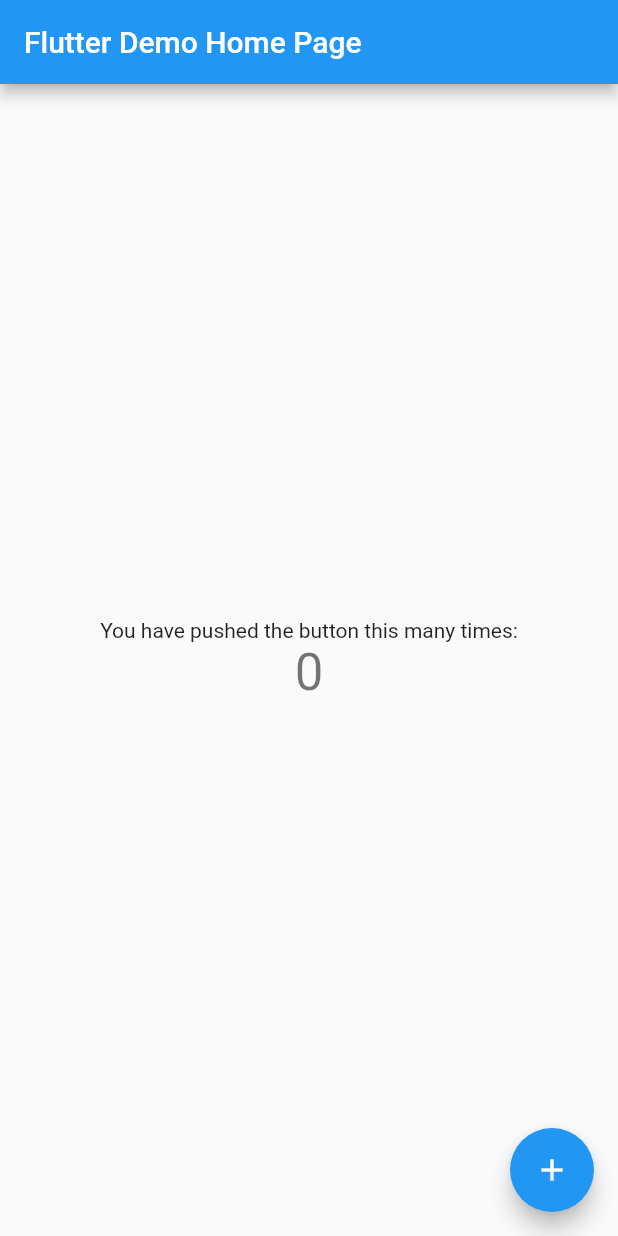
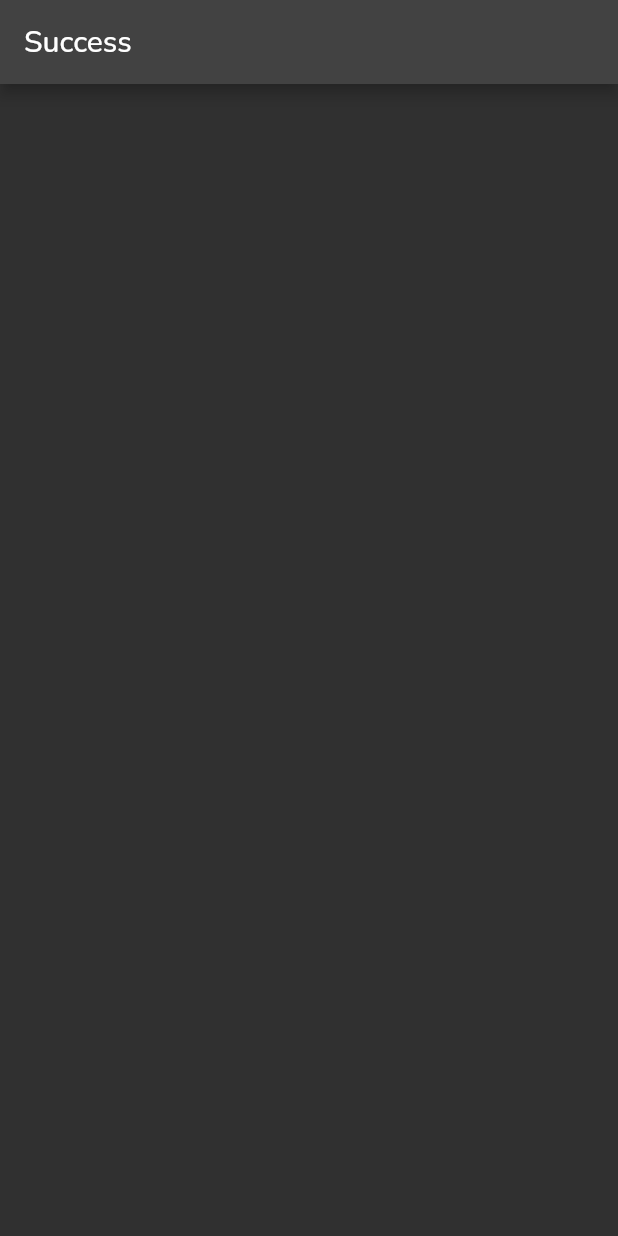
Before and after one commit to alibimm/Quiz-App, a Flutter app: the screen it shows after launch, on a phone screen of 412 x 824 dp. Run offline on Flutter 3.47's test engine with Material 2 defaults, Android fonts, the phone set to English and light mode, and no system bars; our stand-ins replace firebase_core, google_fonts; accounts and stored records are empty.

```diff
--- /dev/null
+++ b/lib/about/about.dart
@@ -0,0 +1,12 @@
+import 'package:flutter/material.dart';
+
+class AboutScreen extends StatelessWidget {
+  const AboutScreen({ Key? key }) : super(key: key);
+
+  @override
+  Widget build(BuildContext context) {
+    return Container(
+
+    );
+  }
+}
--- /dev/null
+++ b/lib/home/home.dart
@@ -0,0 +1,14 @@
+import 'package:flutter/material.dart';
+
+class HomeScreen extends StatelessWidget {
+  const HomeScreen({Key? key}) : super(key: key);
+
+  @override
+  Widget build(BuildContext context) {
+    return Scaffold(
+      appBar: AppBar(
+        title: const Text('Success'),
+      ),
+    );
+  }
+}
--- /dev/null
+++ b/lib/login/login.dart
@@ -0,0 +1,12 @@
+import 'package:flutter/material.dart';
+
+class LoginScreen extends StatelessWidget {
+  const LoginScreen({ Key? key }) : super(key: key);
+
+  @override
+  Widget build(BuildContext context) {
+    return Container(
+
+    );
+  }
+}
--- a/lib/main.dart
+++ b/lib/main.dart
@@ -1,115 +1,42 @@
 import 'package:flutter/material.dart';
+import 'package:firebase_core/firebase_core.dart';
+import 'package:quizapp/routes.dart';
+import 'package:quizapp/theme.dart';
 
 void main() {
+  WidgetsFlutterBinding.ensureInitialized();
   runApp(const MyApp());
 }
 
-class MyApp extends StatelessWidget {
+class MyApp extends StatefulWidget {
   const MyApp({Key? key}) : super(key: key);
 
-  // This widget is the root of your application.
+  @override
+  _MyAppState createState() => _MyAppState();
+}
+
+class _MyAppState extends State<MyApp> {
+  final Future<FirebaseApp> _firebaseApp = Firebase.initializeApp();
   @override
   Widget build(BuildContext context) {
-    return MaterialApp(
-      title: 'Flutter Demo',
-      theme: ThemeData(
-        // This is the theme of your application.
-        //
-        // Try running your application with "flutter run". You'll see the
-        // application has a blue toolbar. Then, without quitting the app, try
-        // changing the primarySwatch below to Colors.green and then invoke
-        // "hot reload" (press "r" in the console where you ran "flutter run",
-        // or simply save your changes to "hot reload" in a Flutter IDE).
-        // Notice that the counter didn't reset back to zero; the application
-        // is not restarted.
-        primarySwatch: Colors.blue,
-      ),
-      home: const MyHomePage(title: 'Flutter Demo Home Page'),
+    return FutureBuilder(
+      future: _firebaseApp,
+      builder: (context, snapshot) {
+        if (snapshot.hasError) {
+          return const Text('Error');
+        }
+
+        if (snapshot.connectionState == ConnectionState.done) {
+          return MaterialApp(
+            title: 'Quiz-App',
+            routes: appRoutes,
+            theme: appTheme,
+            initialRoute: '/',
+          );
+        }
+
+        return const MaterialApp();
+      },
     );
   }
 }
-
-class MyHomePage extends StatefulWidget {
-  const MyHomePage({Key? key, required this.title}) : super(key: key);
-
-  // This widget is the home page of your application. It is stateful, meaning
-  // that it has a State object (defined below) that contains fields that affect
-  // how it looks.
-
-  // This class is the configuration for the state. It holds the values (in this
-  // case the title) provided by the parent (in this case the App widget) and
-  // used by the build method of the State. Fields in a Widget subclass are
-  // always marked "final".
-
-  final String title;
-
-  @override
-  State<MyHomePage> createState() => _MyHomePageState();
-}
-
-class _MyHomePageState extends State<MyHomePage> {
-  int _counter = 0;
-
-  void _incrementCounter() {
-    setState(() {
-      // This call to setState tells the Flutter framework that something has
-      // changed in this State, which causes it to rerun the build method below
-      // so that the display can reflect the updated values. If we changed
-      // _counter without calling setState(), then the build method would not be
-      // called again, and so nothing would appear to happen.
-      _counter++;
-    });
-  }
-
-  @override
-  Widget build(BuildContext context) {
-    // This method is rerun every time setState is called, for instance as done
-    // by the _incrementCounter method above.
-    //
-    // The Flutter framework has been optimized to make rerunning build methods
-    // fast, so that you can just rebuild anything that needs updating rather
-    // than having to individually change instances of widgets.
-    return Scaffold(
-      appBar: AppBar(
-        // Here we take the value from the MyHomePage object that was created by
-        // the App.build method, and use it to set our appbar title.
-        title: Text(widget.title),
-      ),
-      body: Center(
-        // Center is a layout widget. It takes a single child and positions it
-        // in the middle of the parent.
-        child: Column(
-          // Column is also a layout widget. It takes a list of children and
-          // arranges them vertically. By default, it sizes itself to fit its
-          // children horizontally, and tries to be as tall as its parent.
-          //
-          // Invoke "debug painting" (press "p" in the console, choose the
-          // "Toggle Debug Paint" action from the Flutter Inspector in Android
-          // Studio, or the "Toggle Debug Paint" command in Visual Studio Code)
-          // to see the wireframe for each widget.
-          //
-          // Column has various properties to control how it sizes itself and
-          // how it positions its children. Here we use mainAxisAlignment to
-          // center the children vertically; the main axis here is the vertical
-          // axis because Columns are vertical (the cross axis would be
-          // horizontal).
-          mainAxisAlignment: MainAxisAlignment.center,
-          children: <Widget>[
-            const Text(
-              'You have pushed the button this many times:',
-            ),
-            Text(
-              '$_counter',
-              style: Theme.of(context).textTheme.headline4,
-            ),
-          ],
-        ),
-      ),
-      floatingActionButton: FloatingActionButton(
-        onPressed: _incrementCounter,
-        tooltip: 'Increment',
-        child: const Icon(Icons.add),
-      ), // This trailing comma makes auto-formatting nicer for build methods.
-    );
-  }
-}
--- /dev/null
+++ b/lib/profile/profile.dart
@@ -0,0 +1,12 @@
+import 'package:flutter/material.dart';
+
+class ProfileScreen extends StatelessWidget {
+  const ProfileScreen({ Key? key }) : super(key: key);
+
+  @override
+  Widget build(BuildContext context) {
+    return Container(
+
+    );
+  }
+}
--- /dev/null
+++ b/lib/quiz/quiz.dart
@@ -0,0 +1,12 @@
+import 'package:flutter/material.dart';
+
+class QuizScreen extends StatelessWidget {
+  const QuizScreen({ Key? key }) : super(key: key);
+
+  @override
+  Widget build(BuildContext context) {
+    return Container(
+
+    );
+  }
+}
--- /dev/null
+++ b/lib/routes.dart
@@ -0,0 +1,13 @@
+import 'package:quizapp/about/about.dart';
+import 'package:quizapp/home/home.dart';
+import 'package:quizapp/login/login.dart';
+import 'package:quizapp/profile/profile.dart';
+import 'package:quizapp/topics/topics.dart';
+
+var appRoutes = {
+  '/': (context) => const HomeScreen(),
+  '/about': (context) => const AboutScreen(),
+  '/login': (context) => const LoginScreen(),
+  '/profile': (context) => const ProfileScreen(),
+  '/topics': (context) => const TopicsScreen(),
+};
--- /dev/null
+++ b/lib/theme.dart
@@ -0,0 +1,25 @@
+import 'package:flutter/material.dart';
+import 'package:google_fonts/google_fonts.dart';
+
+ThemeData appTheme = ThemeData(
+  brightness: Brightness.dark,
+  fontFamily: GoogleFonts.nunito().fontFamily,
+  bottomAppBarTheme: const BottomAppBarTheme(
+    color: Colors.black87,
+  ),
+  textTheme: const TextTheme(
+    bodyText1: TextStyle(fontSize: 18),
+    bodyText2: TextStyle(fontSize: 16),
+    button: TextStyle(
+      letterSpacing: 1.5,
+      fontWeight: FontWeight.bold,
+    ),
+    headline1: TextStyle(
+      fontWeight: FontWeight.bold,
+    ),
+    subtitle1: TextStyle(
+      color: Colors.grey,
+    ),
+  ),
+  buttonTheme: const ButtonThemeData(),
+);
--- /dev/null
+++ b/lib/topics/topics.dart
@@ -0,0 +1,12 @@
+import 'package:flutter/material.dart';
+
+class TopicsScreen extends StatelessWidget {
+  const TopicsScreen({ Key? key }) : super(key: key);
+
+  @override
+  Widget build(BuildContext context) {
+    return Container(
+
+    );
+  }
+}
```
Also changed, not shown: pubspec.yaml (+12 -0 lines), pubspec.lock, 10 other files.
